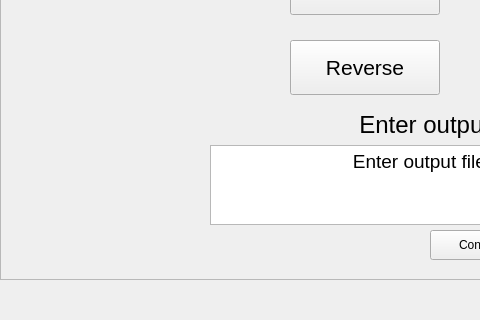
First picture: the form in GUI/Audio_Processing_GUI/WaveFileEditor.ui, repository unr-s22/s22-semester-project-group-8, before the edit; both pictures show x 0 to 480 and y 220 to 540 of the 960 by 540 pixel window.
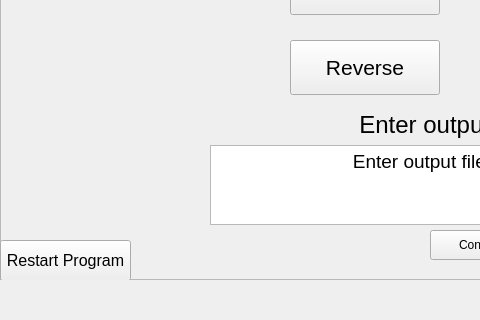
Second picture: the form after the edit.

Patch:
```diff
--- a/GUI/Audio_Processing_GUI/WaveFileEditor.ui
+++ b/GUI/Audio_Processing_GUI/WaveFileEditor.ui
@@ -1432,6 +1432,24 @@
       <set>Qt::AlignCenter</set>
      </property>
     </widget>
+    <widget class="QPushButton" name="pushButton">
+     <property name="geometry">
+      <rect>
+       <x>0</x>
+       <y>460</y>
+       <width>131</width>
+       <height>41</height>
+      </rect>
+     </property>
+     <property name="font">
+      <font>
+       <pointsize>12</pointsize>
+      </font>
+     </property>
+     <property name="text">
+      <string>Restart Program</string>
+     </property>
+    </widget>
    </widget>
   </widget>
   <widget class="QStatusBar" name="statusbar"/>
```
Left out of the diff: 129 changed lines with no effect on the pictures.
